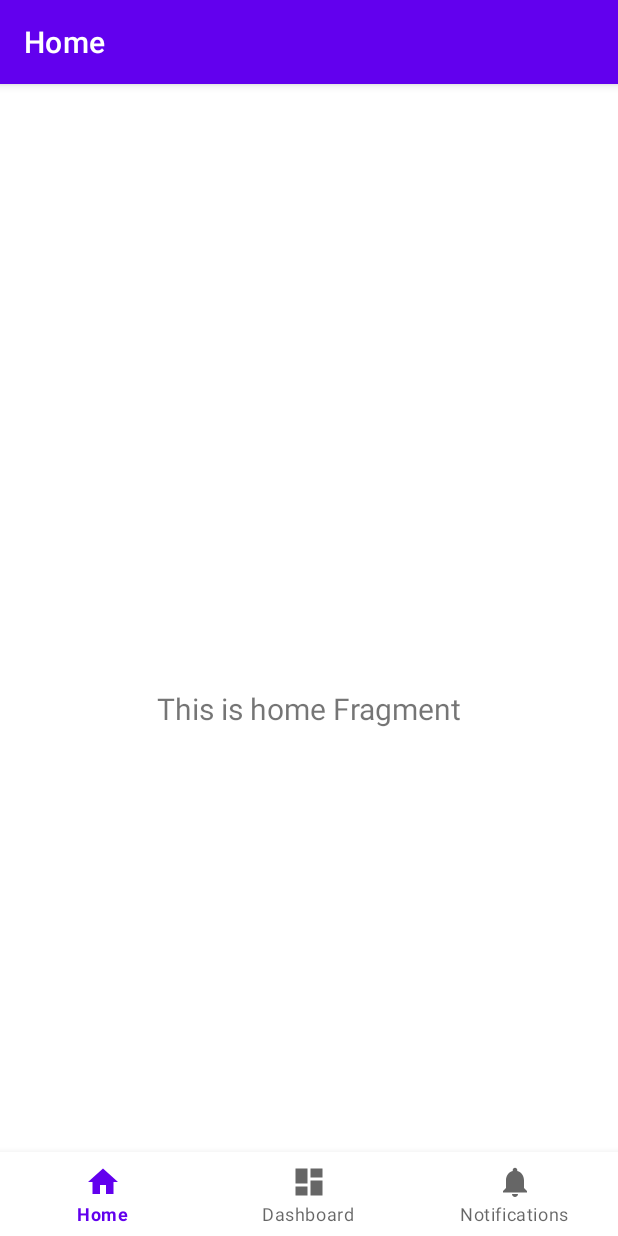
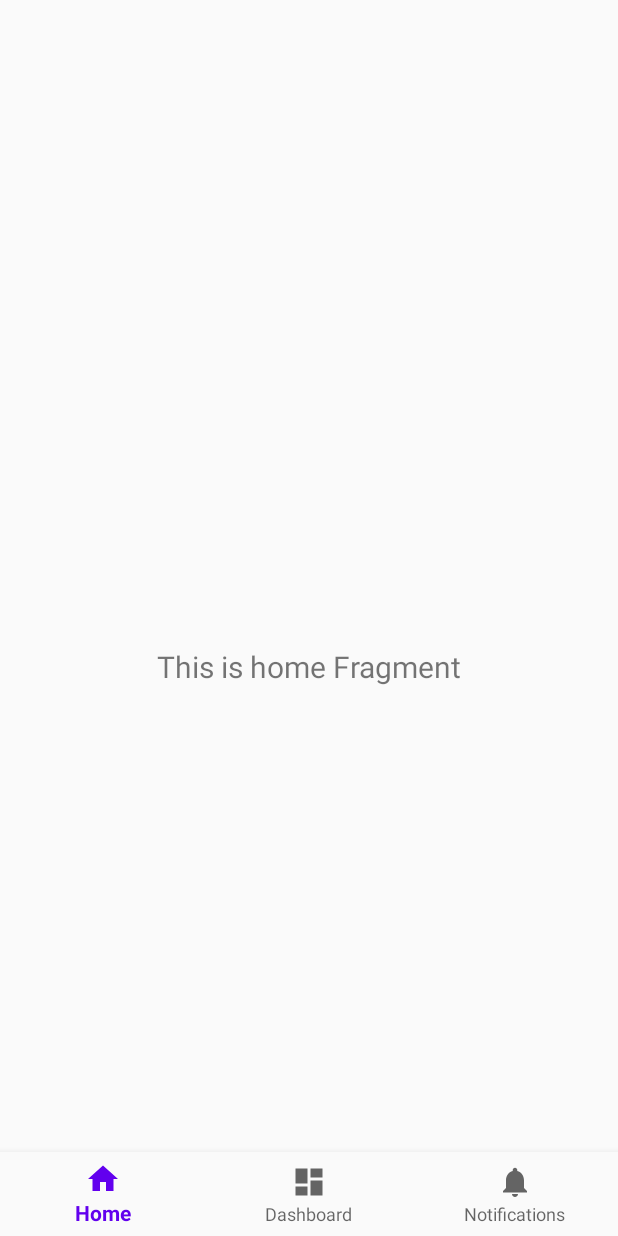
Before and after one commit to dwarshb/FitnessConnect, an Android app: the MainActivity screen opened directly, with no data from a screen before it, on a phone screen of 412 x 824 dp. Run offline under Robolectric (Android 15) with nearby library versions, the phone set to English and light mode, and no system bars; our stand-ins replace navigation-ui; 1 statement that could not run was skipped.

Commit message:
Update Images

```diff
--- a/mobile/app/src/main/res/values/themes.xml
+++ b/mobile/app/src/main/res/values/themes.xml
@@ -1,6 +1,6 @@
 <resources xmlns:tools="http://schemas.android.com/tools">
     <!-- Base application theme. -->
-    <style name="Theme.FitnessConnect" parent="Theme.MaterialComponents.DayNight.DarkActionBar">
+    <style name="Theme.FitnessConnect" parent="Theme.MaterialComponents.DayNight.NoActionBar.Bridge">
         <!-- Primary brand color. -->
         <item name="colorPrimary">@color/purple_500</item>
         <item name="colorPrimaryVariant">@color/purple_700</item>
```
Also changed, not shown: mobile/app/src/main/java/com/dwarsh/fitnessconnect/SplashActivity.kt (+6 -1 lines), 2 other files.
